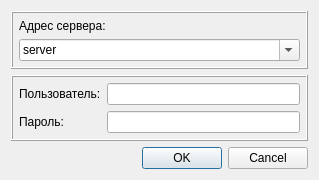
alex-krutikov/sklad, file src/ui/initdialog.ui: the form before one commit.
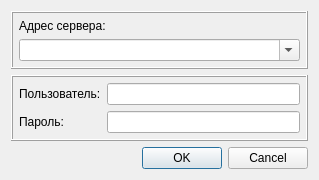
The form after the commit.

Commit message: Убраны адреса серверов по умолчанию.

The edit to the form file:
```diff
--- a/src/ui/initdialog.ui
+++ b/src/ui/initdialog.ui
@@ -46,16 +46,6 @@
         <property name="editable" >
          <bool>true</bool>
         </property>
-        <item>
-         <property name="text" >
-          <string>server</string>
-         </property>
-        </item>
-        <item>
-         <property name="text" >
-          <string>inkommet.ftpaccess.cc</string>
-         </property>
-        </item>
        </widget>
       </item>
      </layout>
```
Left out of the diff: 24 changed lines with no effect on the pictures.
